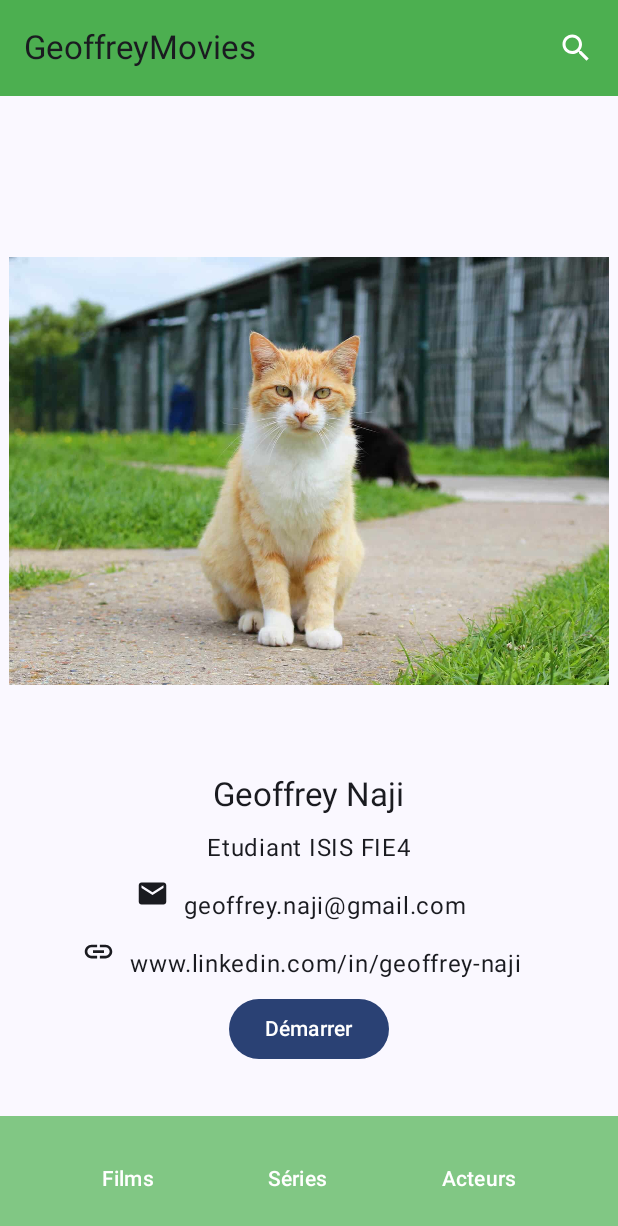
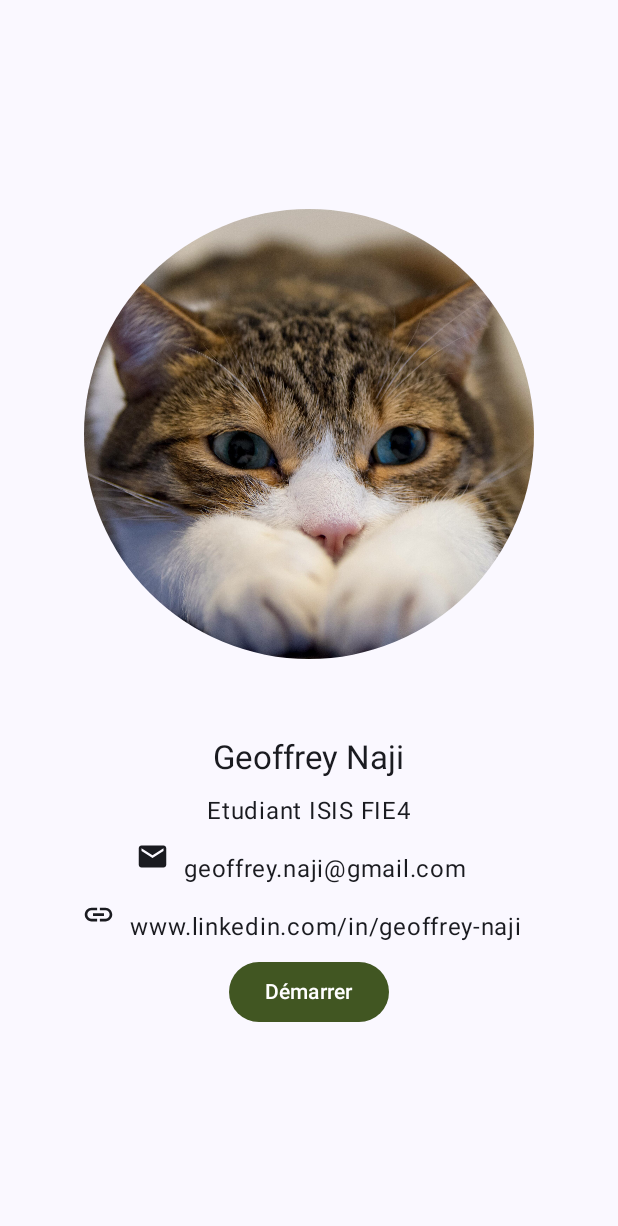
Before and after one commit to Geoffreynji/TmdbApp_Geoffrey, an Android app built with Jetpack Compose: the screen it shows after launch (MainActivity), on a phone screen of 412 x 824 dp. Shown: the top 1226 px of the screen. Run offline under Robolectric (Android 15) with nearby library versions, the phone set to English and light mode, and no system bars.

Commit message:
Corrections bugs + recherche sur series et acteurs

```diff
--- a/app/src/main/java/com/example/premiereapplication/ui/theme/MainActivity.kt
+++ b/app/src/main/java/com/example/premiereapplication/ui/theme/MainActivity.kt
@@ -48,8 +48,10 @@ import androidx.compose.ui.unit.dp
 import androidx.navigation.compose.composable
 import androidx.navigation.compose.rememberNavController
 import androidx.compose.ui.graphics.Color
+import androidx.compose.ui.text.font.FontStyle
 import androidx.compose.ui.text.input.TextFieldValue
 import androidx.navigation.compose.NavHost
+import androidx.navigation.NavDestination.Companion.hasRoute
 
 import androidx.navigation.compose.currentBackStackEntryAsState
 import androidx.navigation.toRoute
@@ -70,7 +72,9 @@ class MainActivity : ComponentActivity() {
             val windowSizeClass = currentWindowAdaptiveInfo().windowSizeClass
             val navController = rememberNavController()
             val navBackStackEntry by navController.currentBackStackEntryAsState()
-            //val currentDestination = navBackStackEntry?.ProfilDestination
+
+            // Vérifie si la destination actuelle n'est pas "ProfilDestination"
+            val showBars = navBackStackEntry?.destination?.hasRoute<ProfilDestination>() ?: true
             Screen(windowSizeClass, navController)
             PremiereApplicationTheme {
                 Scaffold(
@@ -78,11 +82,11 @@ class MainActivity : ComponentActivity() {
                     topBar = {
                         //Mettre condition ici pour ne pas afficher barre navigation sur page d'acceuil
                         // Afficher la TopBar sauf si on est sur l'écran "Profil"
-                            MyTopBar(viewModel())
+                        if (!showBars) MyTopBar(viewModel())
                     },
                     bottomBar = {
                         //Mettre condition ici pour ne pas afficher barre navigation sur page d'acceuil
-                            MyBottomBar(navController)
+                        if (!showBars) MyBottomBar(navController)
                     }
                 ) { innerPadding ->
                     AppNavigation(
@@ -131,13 +135,16 @@ class MainActivity : ComponentActivity() {
                         onValueChange = { query ->
                             searchText = TextFieldValue(query)
                             viewModel.searchFilms(query)  // Appel de la recherche dès que l'utilisateur tape
+                            viewModel.searchSeries(query)
+                            viewModel.searchActors(query)
+
                         },
-                        placeholder = { Text("Rechercher un film...") },
+                        placeholder = { Text("Rechercher ...") },
                         colors = TextFieldDefaults.colors(
-                            focusedContainerColor = Color(0xFF4CAF50),
-                            unfocusedContainerColor = Color(0xFF81C784),
-                            focusedTextColor = Color(0xFF1B5E20),
-                            unfocusedTextColor = Color(0xFF388E3C)
+                            focusedContainerColor = Color(0xFFdce9ca),
+                            unfocusedContainerColor = Color(0xFF749943),
+                            focusedTextColor = Color(0xFF000000),
+                            unfocusedTextColor = Color(0xFF000000)
                         ),
                         modifier = Modifier.fillMaxWidth()
                     )
@@ -152,13 +159,15 @@ class MainActivity : ComponentActivity() {
                     }
                 },
                 colors = TopAppBarDefaults.topAppBarColors(
-                    containerColor = Color(0xFF4CAF50)  // Ajuste selon ton design
+                    containerColor = Color(0xFF415622)  // Ajuste selon ton design
                 )
             )
         } else {
             // Barre normale avec icône de recherche
             TopAppBar(
-                title = { Text("GeoffreyMovies") },  // Titre de l'application
+                title = {
+                    Text("MoviesFlix", color = Color.White, fontStyle = FontStyle.Italic)  // Titre de l'application avec texte en blanc
+                },
                 actions = {
                     // Icône de loupe pour lancer la recherche
                     IconButton(onClick = { isSearchMode = true }) {
@@ -166,7 +175,7 @@ class MainActivity : ComponentActivity() {
                     }
                 },
                 colors = TopAppBarDefaults.topAppBarColors(
-                    containerColor = Color(0xFF4CAF50)  // Couleur de la barre normale
+                    containerColor = Color(0xFF415622)  // Couleur de la barre normale
                 )
             )
         }
@@ -192,7 +201,7 @@ class MainActivity : ComponentActivity() {
                     }
                 }
             },
-            containerColor = Color(0xFF81C784),
+            containerColor = Color(0xFF415622),
         )
     }
 }
--- a/app/src/main/java/com/example/premiereapplication/ui/theme/Profil.kt
+++ b/app/src/main/java/com/example/premiereapplication/ui/theme/Profil.kt
@@ -4,16 +4,23 @@ import androidx.compose.foundation.Image
 import androidx.compose.foundation.layout.Arrangement
 import androidx.compose.foundation.layout.Column
 import androidx.compose.foundation.layout.Row
+import androidx.compose.foundation.layout.Spacer
+import androidx.compose.foundation.layout.aspectRatio
 import androidx.compose.foundation.layout.fillMaxSize
+import androidx.compose.foundation.layout.height
 import androidx.compose.foundation.layout.padding
 import androidx.compose.foundation.layout.size
+import androidx.compose.foundation.shape.CircleShape
 import androidx.compose.material3.Button
+import androidx.compose.material3.ButtonDefaults
 import androidx.compose.material3.Icon
 import androidx.compose.material3.MaterialTheme
 import androidx.compose.material3.Text
 import androidx.compose.runtime.Composable
 import androidx.compose.ui.Alignment
 import androidx.compose.ui.Modifier
+import androidx.compose.ui.draw.clip
+import androidx.compose.ui.graphics.Color
 import androidx.compose.ui.res.painterResource
 import androidx.compose.ui.unit.dp
 import androidx.navigation.NavController
@@ -34,10 +41,14 @@ fun Screen(windowClass: WindowSizeClass, navController: NavController) {
             )
             {
                 Image(
-                    painterResource(id = R.drawable.chat),
+                    painter = painterResource(id = R.drawable.chat),
                     contentDescription = "Un chat",
-                    modifier = Modifier.size(400.dp)
+                    modifier = Modifier
+                        .size(300.dp) // Ajuste la taille à tes besoins
+                        .aspectRatio(1f) // Force le ratio 1:1 pour obtenir un carré
+                        .clip(CircleShape) // Découpe l'image en cercle
                 )
+                Spacer(modifier = Modifier.height(50.dp))
                 Text(
                     text = "Geoffrey Naji",
                     style = MaterialTheme.typography.titleLarge,
@@ -65,7 +76,7 @@ fun Screen(windowClass: WindowSizeClass, navController: NavController) {
                 {
                     Icon(
                         painterResource(id = R.drawable.baseline_link_24),
-                        contentDescription = "Un chat",
+                        contentDescription = "linkdedin",
                         modifier = Modifier.size(22.dp)
                     )
                     Text(
@@ -91,7 +102,10 @@ fun Screen(windowClass: WindowSizeClass, navController: NavController) {
                     Image(
                         painterResource(id = R.drawable.chat),
                         contentDescription = "Un chat",
-                        modifier = Modifier.size(300.dp)
+                        modifier = Modifier
+                            .size(300.dp) // Ajuste la taille à tes besoins
+                            .aspectRatio(1f) // Force le ratio 1:1 pour obtenir un carré
+                            .clip(CircleShape) // Découpe l'image en cercle
                     )
 
                     Text(
@@ -146,7 +160,13 @@ fun Screen(windowClass: WindowSizeClass, navController: NavController) {
 
 @Composable
 fun FilledButton(onClick: () -> Unit) {
-    Button(onClick = { onClick() }) {
+    Button(
+        onClick = { onClick() },
+        colors = ButtonDefaults.buttonColors(
+            containerColor = Color(0xFF415622), // Couleur de fond du bouton
+            contentColor = Color.White   // Couleur du texte
+        )
+    ) {
         Text("Démarrer")
     }
 }
--- a/app/src/main/java/com/example/premiereapplication/ui/theme/TmdbAPI.kt
+++ b/app/src/main/java/com/example/premiereapplication/ui/theme/TmdbAPI.kt
@@ -31,4 +31,17 @@ interface Api {
         @Path("tv_id") tvId: Int,
         @Query("api_key") apiKey: String
     ): TmdbSeriesDetails
+
+    @GET("search/tv")
+    suspend fun searchSeries(
+        @Query("api_key") api_key: String,
+        @Query("query") query: String  // Le titre de la série à rechercher
+    ): TmdbSeriesResult
+
+    @GET("search/person")
+    suspend fun searchActors(
+        @Query("api_key") api_key: String,
+        @Query("query") query: String  // Le nom de l'acteur à rechercher
+    ): TmdbActorResult
+
 }
```
Also changed, not shown: app/src/main/java/com/example/premiereapplication/ui/theme/MainViewModel.kt (+22 -0 lines), app/src/main/java/com/example/premiereapplication/ui/theme/Series.kt (+7 -4 lines), app/src/main/res/drawable/chat.jpg.
